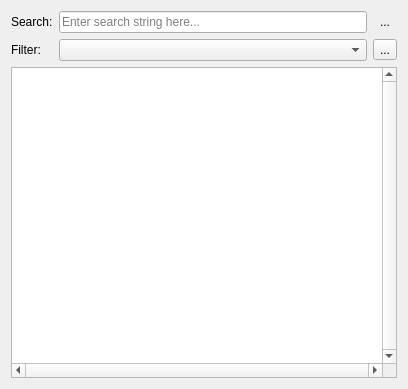
The window that Sources/Tools/QtTools/ConsoleWidget/LogWidget.ui (xaoctech/dava.engine) describes before a commit, drawn with Qt 5.
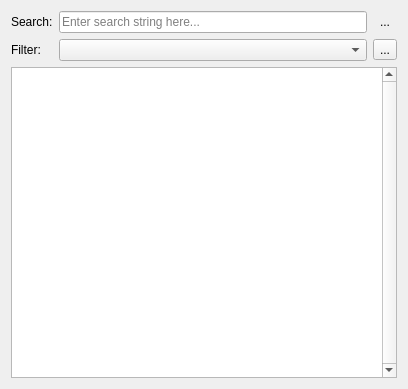
The same window after the commit. Custom widgets are drawn as their Qt base class.

Commit message: [DF-7764] [DF-8480] [DF-8481] [DF-8483] bugs fixed

The edit to the form file:
```diff
--- a/Sources/Tools/QtTools/ConsoleWidget/LogWidget.ui
+++ b/Sources/Tools/QtTools/ConsoleWidget/LogWidget.ui
@@ -87,7 +87,7 @@
       <enum>Qt::ScrollBarAlwaysOn</enum>
      </property>
      <property name="horizontalScrollBarPolicy">
-      <enum>Qt::ScrollBarAlwaysOn</enum>
+      <enum>Qt::ScrollBarAsNeeded</enum>
      </property>
      <property name="editTriggers">
       <set>QAbstractItemView::NoEditTriggers</set>
```
The commit also changes 2 other files.
